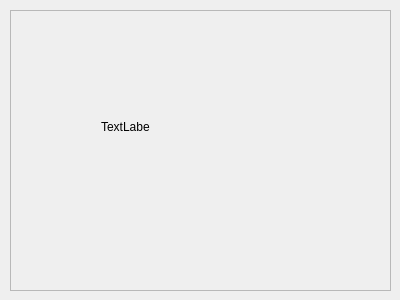
Qt form q3D2DDisplayImgDlg.ui (IdeGelis/q3D2D) before a commit.
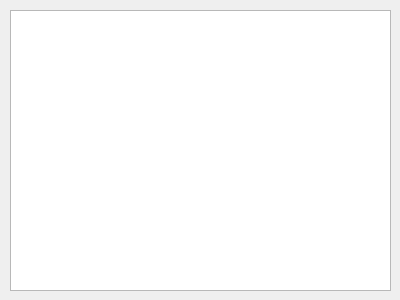
The same form after that commit.

```diff
--- a/q3D2DDisplayImgDlg.ui
+++ b/q3D2DDisplayImgDlg.ui
@@ -13,7 +13,7 @@
   <property name="windowTitle">
    <string>Dialog</string>
   </property>
-  <widget class="QScrollArea" name="scrollArea">
+  <widget class="QGraphicsView" name="graphicsView">
    <property name="geometry">
     <rect>
      <x>10</x>
@@ -22,32 +22,6 @@
      <height>281</height>
     </rect>
    </property>
-   <property name="widgetResizable">
-    <bool>true</bool>
-   </property>
-   <widget class="QWidget" name="scrollAreaWidgetContents">
-    <property name="geometry">
-     <rect>
-      <x>0</x>
-      <y>0</y>
-      <width>379</width>
-      <height>279</height>
-     </rect>
-    </property>
-    <widget class="QLabel" name="label">
-     <property name="geometry">
-      <rect>
-       <x>90</x>
-       <y>110</y>
-       <width>49</width>
-       <height>12</height>
-      </rect>
-     </property>
-     <property name="text">
-      <string>TextLabel</string>
-     </property>
-    </widget>
-   </widget>
   </widget>
  </widget>
  <resources/>
```
